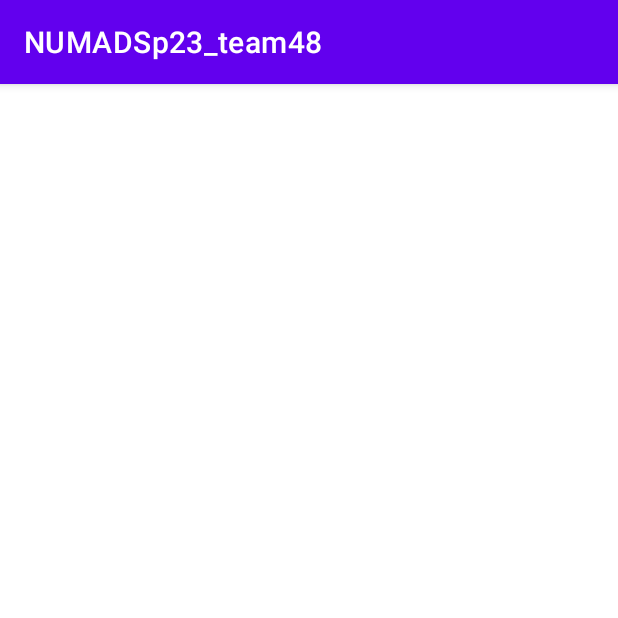
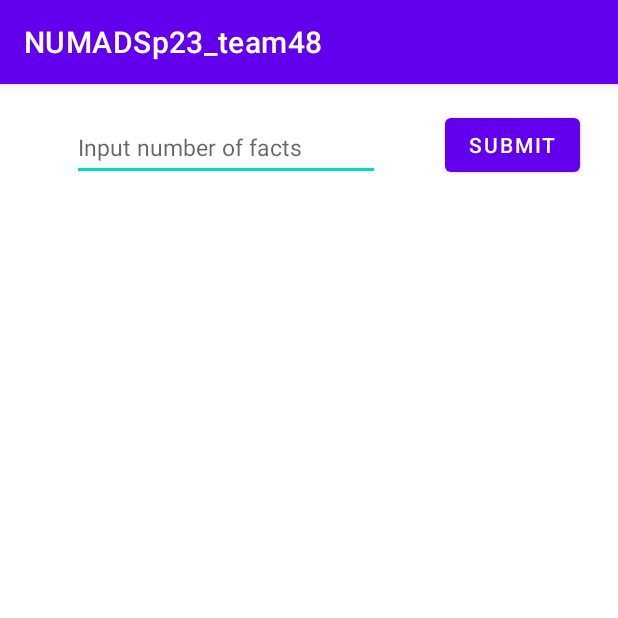
Before and after one commit to evanvoyage221/NUMADSp23_Team48, an Android app: the HwA6 screen opened directly, with no data from a screen before it, on a phone screen of 412 x 824 dp, the top half of it. Run offline under Robolectric (Android 15) with nearby library versions, the phone set to English and light mode, and no system bars.

Commit message:
fetching data from api call

```diff
--- a/app/build.gradle
+++ b/app/build.gradle
@@ -36,4 +36,6 @@ dependencies {
     testImplementation 'junit:junit:4.13.2'
     androidTestImplementation 'androidx.test.ext:junit:1.1.5'
     androidTestImplementation 'androidx.test.espresso:espresso-core:3.5.1'
+    implementation 'com.squareup.retrofit2:retrofit:2.9.0'
+    implementation 'com.squareup.retrofit2:converter-gson:2.9.0'
 }
--- a/app/src/main/AndroidManifest.xml
+++ b/app/src/main/AndroidManifest.xml
@@ -1,6 +1,8 @@
 <?xml version="1.0" encoding="utf-8"?>
 <manifest xmlns:android="http://schemas.android.com/apk/res/android"
     xmlns:tools="http://schemas.android.com/tools" >
+
+    <uses-permission android:name="android.permission.INTERNET"/>
 
     <application
         android:allowBackup="true"
--- a/app/src/main/java/edu/northeastern/numadsp23_team48/HwA6.java
+++ b/app/src/main/java/edu/northeastern/numadsp23_team48/HwA6.java
@@ -1,13 +1,60 @@
 package edu.northeastern.numadsp23_team48;
+
 
 import androidx.appcompat.app.AppCompatActivity;
 import android.os.Bundle;
+import android.util.Log;
+import android.view.View;
+import android.widget.Button;
+import android.widget.EditText;
+
+import java.util.ArrayList;
+
+import edu.northeastern.numadsp23_team48.client.FetchData;
+import edu.northeastern.numadsp23_team48.client.RetrofitClient;
+import edu.northeastern.numadsp23_team48.model.CatFacts;
+import retrofit2.Call;
+import retrofit2.Callback;
+import retrofit2.Response;
 
 public class HwA6 extends AppCompatActivity {
+    private Button submit;
+    private EditText editText;
+    public static final String TAG = "A6 Activity";
 
     @Override
     protected void onCreate(Bundle savedInstanceState) {
         super.onCreate(savedInstanceState);
         setContentView(R.layout.activity_hw_a6);
+
+        editText = findViewById(R.id.text_inputNum);
+        submit = findViewById(R.id.btn_submitNum);
+        submit.setOnClickListener(new View.OnClickListener() {
+            @Override
+            public void onClick(View view) {
+                Log.e(TAG,editText.getText().toString());
+                FetchData fetchData = RetrofitClient.getRetrofitInstance().create(FetchData.class);
+                Call<CatFacts> call = fetchData.getAllData(Integer.parseInt(editText.getText().toString()));
+
+
+                call.enqueue(new Callback<CatFacts>() {
+                    @Override
+                    public void onResponse(Call<CatFacts> call, Response<CatFacts> response) {
+                        Log.e(TAG,"on response: code: " + response.code());
+
+                        ArrayList<String> facts = response.body().getData();
+
+                        for (String fact:facts){
+                            Log.e(TAG,"onResponse: fact: "+ fact);
+                        }
+                    }
+                    @Override
+                    public void onFailure(Call<CatFacts> call, Throwable t) {
+                        Log.e(TAG,"onFailure: "+ t.getMessage());
+                    }
+                });
+            }
+        });
+
     }
 }
--- /dev/null
+++ b/app/src/main/java/edu/northeastern/numadsp23_team48/client/FetchData.java
@@ -0,0 +1,12 @@
+package edu.northeastern.numadsp23_team48.client;
+
+import edu.northeastern.numadsp23_team48.model.CatFacts;
+import retrofit2.Call;
+import retrofit2.http.GET;
+import retrofit2.http.Query;
+
+public interface FetchData {
+
+    @GET("/")
+    Call<CatFacts> getAllData(@Query("count") Integer cnt);
+}
--- a/app/src/main/res/layout/activity_hw_a6.xml
+++ b/app/src/main/res/layout/activity_hw_a6.xml
@@ -1,10 +1,36 @@
 <?xml version="1.0" encoding="utf-8"?>
-<androidx.constraintlayout.widget.ConstraintLayout
-    xmlns:android="http://schemas.android.com/apk/res/android"
+<androidx.constraintlayout.widget.ConstraintLayout xmlns:android="http://schemas.android.com/apk/res/android"
+    xmlns:app="http://schemas.android.com/apk/res-auto"
     xmlns:tools="http://schemas.android.com/tools"
-    xmlns:app="http://schemas.android.com/apk/res-auto"
     android:layout_width="match_parent"
     android:layout_height="match_parent"
     tools:context=".HwA6">
 
-  </androidx.constraintlayout.widget.ConstraintLayout>
+  <Button
+      android:id="@+id/btn_submitNum"
+      android:layout_width="wrap_content"
+      android:layout_height="wrap_content"
+      android:text="Submit"
+      app:layout_constraintBottom_toBottomOf="parent"
+      app:layout_constraintEnd_toEndOf="parent"
+      app:layout_constraintHorizontal_bias="0.921"
+      app:layout_constraintStart_toStartOf="parent"
+      app:layout_constraintTop_toTopOf="parent"
+      app:layout_constraintVertical_bias="0.023" />
+
+  <EditText
+      android:id="@+id/text_inputNum"
+      android:layout_width="205dp"
+      android:layout_height="44dp"
+      android:ems="10"
+      android:hint="Input number of facts"
+      android:inputType="textPersonName"
+      android:textSize="15sp"
+      app:layout_constraintBottom_toBottomOf="parent"
+      app:layout_constraintEnd_toEndOf="parent"
+      app:layout_constraintHorizontal_bias="0.233"
+      app:layout_constraintStart_toStartOf="parent"
+      app:layout_constraintTop_toTopOf="parent"
+      app:layout_constraintVertical_bias="0.029" />
+
+</androidx.constraintlayout.widget.ConstraintLayout>
```
Also changed, not shown: app/src/main/java/edu/northeastern/numadsp23_team48/client/RetrofitClient.java (added, +20 -0 lines), app/src/main/java/edu/northeastern/numadsp23_team48/model/CatFacts.java (added, +19 -0 lines), 1 other file.
